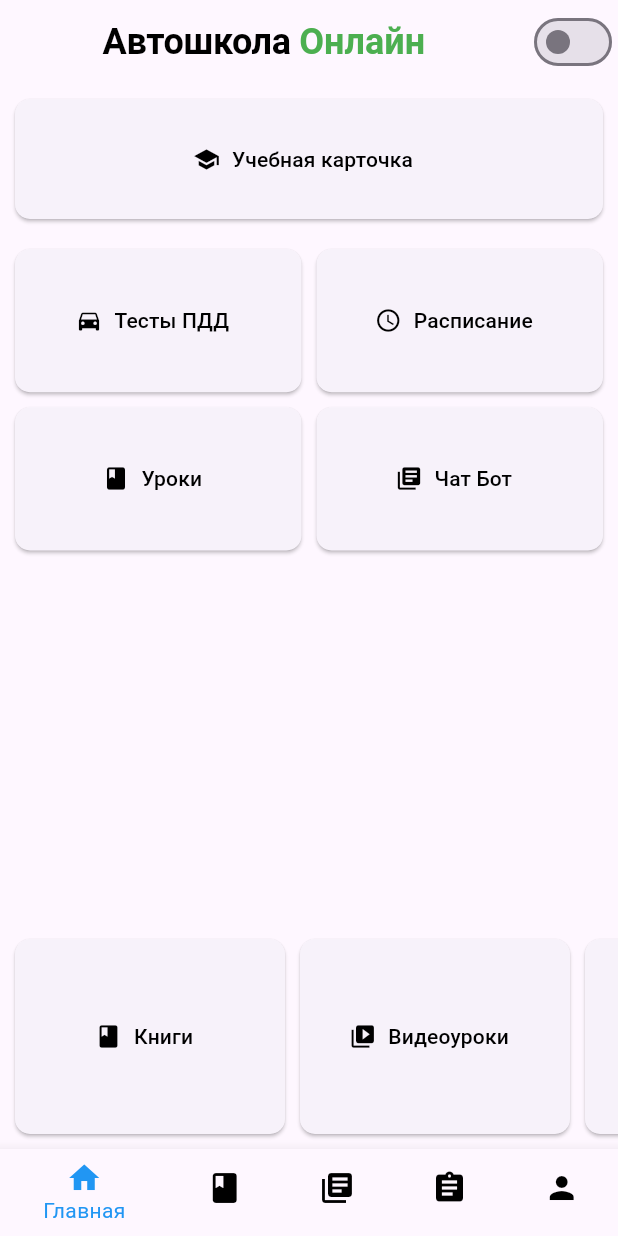
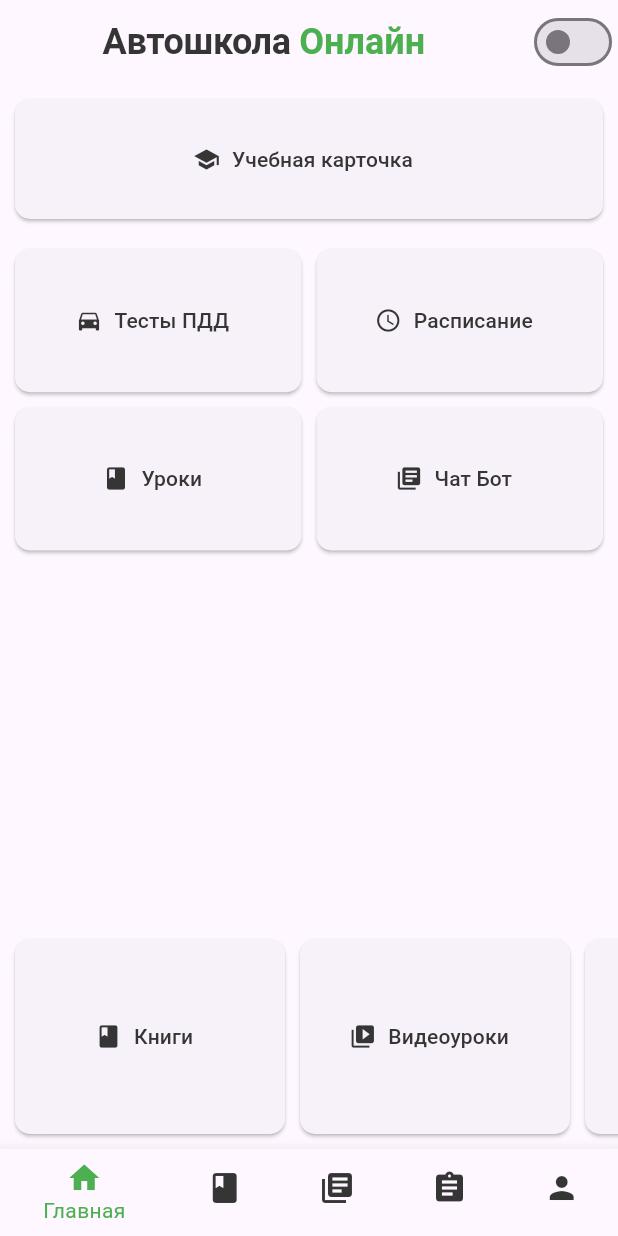
Before and after one commit to Amanturov7/autoshool, a Flutter app: the screen it shows after launch, on a phone screen of 412 x 824 dp. Run offline on Flutter 3.47's test engine with Material 3 defaults, Android fonts, the phone set to English and light mode, and no system bars; our stand-ins replace easy_localization, image_picker, shared_preferences; missing offline and left inert: search_page.

Commit message:
dark theme v1

```diff
--- a/lib/dark_theme.dart
+++ b/lib/dark_theme.dart
@@ -22,7 +22,7 @@ class ThemeProvider extends ChangeNotifier {
 class MyThemes {
   static final darkTheme = ThemeData(
     scaffoldBackgroundColor: Colors.grey.shade900,
-    primaryColor: Colors.black,
+    primaryColor: Colors.grey,
      textTheme: TextTheme(
       headlineSmall: TextStyle(color: Colors.white),
       titleSmall: TextStyle(color: Colors.green),
@@ -32,8 +32,8 @@ class MyThemes {
   );
 
   static final lightTheme = ThemeData(
-    scaffoldBackgroundColor: Colors.black,
-    primaryColor: Colors.black,
+    scaffoldBackgroundColor: Color.fromARGB(255, 54, 53, 53),
+    primaryColor: Color.fromARGB(255, 54, 53, 53),
     colorScheme: ColorScheme.light(),
     iconTheme: IconThemeData(color: Colors.red, opacity: 0.8),
   );
--- a/lib/main.dart
+++ b/lib/main.dart
@@ -44,21 +44,21 @@ class MyApp extends StatelessWidget {
       themeMode: themeProvider.themeMode,
       theme: ThemeData.light().copyWith(
         textTheme: TextTheme(
-          displayLarge: TextStyle(color: Colors.black),
+          displayLarge: TextStyle(color: Color.fromARGB(255, 54, 53, 53)),
           displayMedium: TextStyle(color: Colors.green),
         ),
         bottomNavigationBarTheme: BottomNavigationBarThemeData(
-          selectedItemColor: Colors.blue,
-          unselectedItemColor: Colors.black,
+          selectedItemColor: Colors.green,
+          unselectedItemColor: Color.fromARGB(255, 54, 53, 53),
         ),
       ),
       darkTheme: ThemeData.dark().copyWith(
         textTheme: TextTheme(
-          displayLarge: TextStyle(color: Colors.white),
+          displayLarge: TextStyle(color: Colors.grey),
           displayMedium: TextStyle(color: Colors.green),
         ),
         bottomNavigationBarTheme: BottomNavigationBarThemeData(
-          selectedItemColor: Colors.white,
+          selectedItemColor: Colors.green,
           unselectedItemColor: Colors.grey,
         ),
       ),
--- a/lib/pages/home_page.dart
+++ b/lib/pages/home_page.dart
@@ -8,7 +8,7 @@ class HomePage extends StatelessWidget {
   @override
   Widget build(BuildContext context) {
     bool isDarkTheme = Theme.of(context).brightness == Brightness.dark;
-    Color buttonTextColor = isDarkTheme ? Colors.white : Colors.black;
+    Color buttonTextColor = isDarkTheme ? Colors.grey : Color.fromARGB(255, 54, 53, 53);
 
     return Scaffold(
       body: Column(
```
Also changed, not shown: lib/lessons/lesson_page.dart (+5 -3 lines), lib/pages/journal_page.dart (+6 -3 lines).
